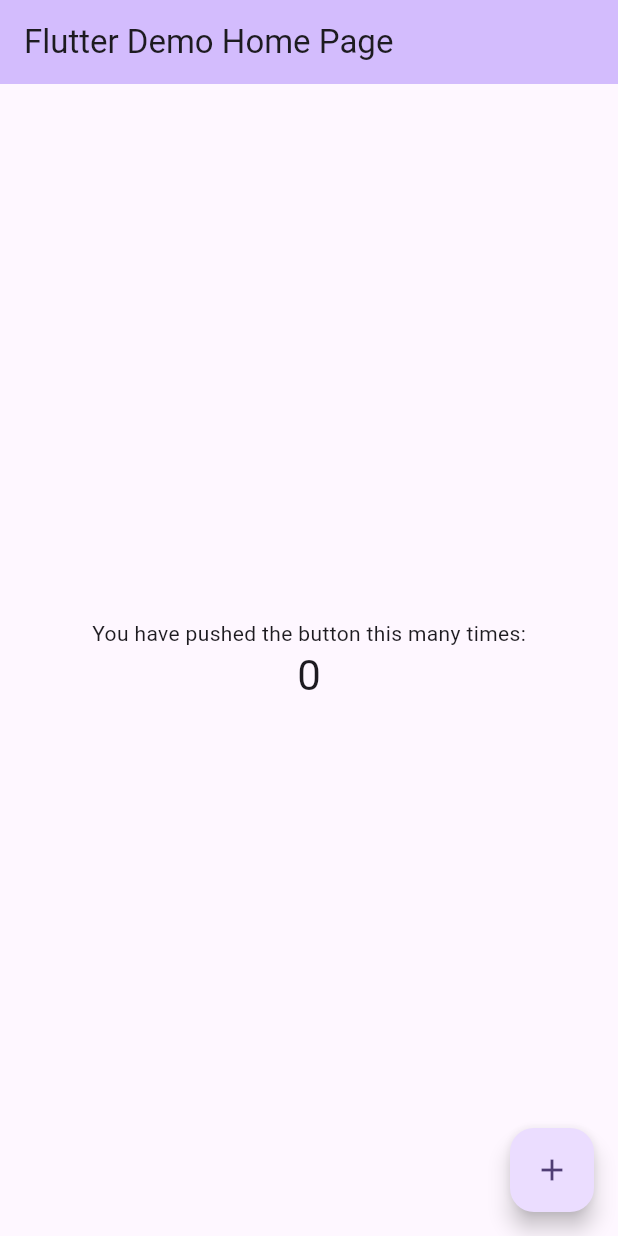
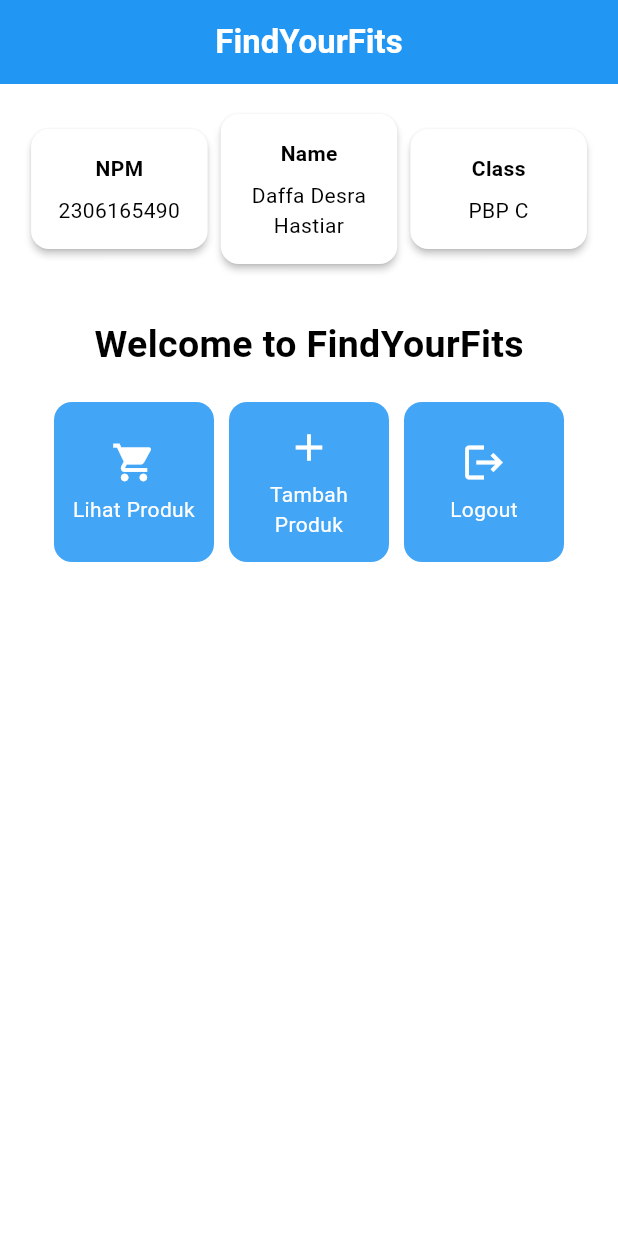
Before and after one commit to daffadesra/find-your-fits-mobile, a Flutter app: the screen it shows after launch, on a phone screen of 412 x 824 dp. Run offline on Flutter 3.47's test engine with Material 3 defaults, Android fonts, the phone set to English and light mode, and no system bars.

Commit message:
Mengubah main.dart dan menambahkan menu.dart

```diff
--- a/lib/main.dart
+++ b/lib/main.dart
@@ -1,4 +1,5 @@
 import 'package:flutter/material.dart';
+import 'package:find_your_fits_mobile/menu.dart';
 
 void main() {
   runApp(const MyApp());
@@ -28,98 +29,11 @@ class MyApp extends StatelessWidget {
         //
         // This works for code too, not just values: Most code changes can be
         // tested with just a hot reload.
-        colorScheme: ColorScheme.fromSeed(seedColor: Colors.deepPurple),
-        useMaterial3: true,
+        colorScheme: ColorScheme.fromSwatch(
+          primarySwatch: Colors.blue,
+        ).copyWith(secondary: Colors.blue[400]),        useMaterial3: true,
       ),
-      home: const MyHomePage(title: 'Flutter Demo Home Page'),
+      home: MyHomePage(),
     );
   }
 }
-
-class MyHomePage extends StatefulWidget {
-  const MyHomePage({super.key, required this.title});
-
-  // This widget is the home page of your application. It is stateful, meaning
-  // that it has a State object (defined below) that contains fields that affect
-  // how it looks.
-
-  // This class is the configuration for the state. It holds the values (in this
-  // case the title) provided by the parent (in this case the App widget) and
-  // used by the build method of the State. Fields in a Widget subclass are
-  // always marked "final".
-
-  final String title;
-
-  @override
-  State<MyHomePage> createState() => _MyHomePageState();
-}
-
-class _MyHomePageState extends State<MyHomePage> {
-  int _counter = 0;
-
-  void _incrementCounter() {
-    setState(() {
-      // This call to setState tells the Flutter framework that something has
-      // changed in this State, which causes it to rerun the build method below
-      // so that the display can reflect the updated values. If we changed
-      // _counter without calling setState(), then the build method would not be
-      // called again, and so nothing would appear to happen.
-      _counter++;
-    });
-  }
-
-  @override
-  Widget build(BuildContext context) {
-    // This method is rerun every time setState is called, for instance as done
-    // by the _incrementCounter method above.
-    //
-    // The Flutter framework has been optimized to make rerunning build methods
-    // fast, so that you can just rebuild anything that needs updating rather
-    // than having to individually change instances of widgets.
-    return Scaffold(
-      appBar: AppBar(
-        // TRY THIS: Try changing the color here to a specific color (to
-        // Colors.amber, perhaps?) and trigger a hot reload to see the AppBar
-        // change color while the other colors stay the same.
-        backgroundColor: Theme.of(context).colorScheme.inversePrimary,
-        // Here we take the value from the MyHomePage object that was created by
-        // the App.build method, and use it to set our appbar title.
-        title: Text(widget.title),
-      ),
-      body: Center(
-        // Center is a layout widget. It takes a single child and positions it
-        // in the middle of the parent.
-        child: Column(
-          // Column is also a layout widget. It takes a list of children and
-          // arranges them vertically. By default, it sizes itself to fit its
-          // children horizontally, and tries to be as tall as its parent.
-          //
-          // Column has various properties to control how it sizes itself and
-          // how it positions its children. Here we use mainAxisAlignment to
-          // center the children vertically; the main axis here is the vertical
-          // axis because Columns are vertical (the cross axis would be
-          // horizontal).
-          //
-          // TRY THIS: Invoke "debug painting" (choose the "Toggle Debug Paint"
-          // action in the IDE, or press "p" in the console), to see the
-          // wireframe for each widget.
-          mainAxisAlignment: MainAxisAlignment.center,
-          children: <Widget>[
-            const Text(
-              'You have pushed the button this many times:',
-            ),
-            Text(
-              '$_counter',
-              style: Theme.of(context).textTheme.headlineMedium,
-            ),
-          ],
-        ),
-      ),
-      floatingActionButton: FloatingActionButton(
-        onPressed: _incrementCounter,
-        tooltip: 'Increment',
-        child: const Icon(Icons.add),
-      ), // This trailing comma makes auto-formatting nicer for build methods.
-    );
-  }
-}
--- /dev/null
+++ b/lib/menu.dart
@@ -0,0 +1,191 @@
+import 'package:flutter/material.dart';
+
+class MyHomePage extends StatelessWidget {
+  final String npm = '2306165490';
+  final String name = 'Daffa Desra Hastiar';
+  final String className = 'PBP C';
+  final List<ItemHomepage> items = [
+    ItemHomepage("Lihat Produk", Icons.shopping_cart),
+    ItemHomepage("Tambah Produk", Icons.add),
+    ItemHomepage("Logout", Icons.logout),
+  ];
+  MyHomePage({super.key});
+
+  @override
+  Widget build(BuildContext context) {
+    // Scaffold menyediakan struktur dasar halaman dengan AppBar dan body.
+    return Scaffold(
+      // AppBar adalah bagian atas halaman yang menampilkan judul.
+      appBar: AppBar(
+        // Judul aplikasi "FindYourFits" dengan teks putih dan tebal.
+        title: const Text(
+          'FindYourFits',
+          style: TextStyle(
+            color: Colors.white,
+            fontWeight: FontWeight.bold,
+          ),
+          textAlign: TextAlign.center,
+        ),
+        // Warna latar belakang AppBar diambil dari skema warna tema aplikasi.
+        backgroundColor: Theme.of(context).colorScheme.primary,
+        centerTitle: true,
+      ),
+      // Body halaman dengan padding di sekelilingnya.
+      body: Padding(
+        padding: const EdgeInsets.all(16.0),
+        // Menyusun widget secara vertikal dalam sebuah kolom.
+        child: Column(
+          crossAxisAlignment: CrossAxisAlignment.center,
+          children: [
+            // Row untuk menampilkan 3 InfoCard secara horizontal.
+            Row(
+              mainAxisAlignment: MainAxisAlignment.spaceEvenly,
+              children: [
+                InfoCard(title: 'NPM', content: npm),
+                InfoCard(title: 'Name', content: name),
+                InfoCard(title: 'Class', content: className),
+              ],
+            ),
+
+            // Memberikan jarak vertikal 16 unit.
+            const SizedBox(height: 16.0),
+
+            // Menempatkan widget berikutnya di tengah halaman.
+            Center(
+              child: Column(
+                // Menyusun teks dan grid item secara vertikal.
+
+                children: [
+                  // Menampilkan teks sambutan dengan gaya tebal dan ukuran 18.
+                  const Padding(
+                    padding: EdgeInsets.only(top: 16.0),
+                    child: Text(
+                      'Welcome to FindYourFits',
+                      style: TextStyle(
+                        fontWeight: FontWeight.bold,
+                        fontSize: 25.0
+                      ),
+                    ),
+                  ),
+
+                  // Grid untuk menampilkan ItemCard dalam bentuk grid 3 kolom.
+                  GridView.count(
+                    primary: true,
+                    padding: const EdgeInsets.all(20),
+                    crossAxisSpacing: 10,
+                    mainAxisSpacing: 10,
+                    crossAxisCount: 3,
+                    // Agar grid menyesuaikan tinggi kontennya.
+                    shrinkWrap: true,
+
+                    // Menampilkan ItemCard untuk setiap item dalam list items.
+                    children: items.map((ItemHomepage item) {
+                      return ItemCard(item);
+                    }).toList(),
+                  ),
+                ],
+              ),
+            ),
+          ],
+        ),
+      ),
+    );
+  }
+}
+class InfoCard extends StatelessWidget {
+  // Kartu informasi yang menampilkan title dan content.
+
+  final String title;  // Judul kartu.
+  final String content;  // Isi kartu.
+
+  const InfoCard({super.key, required this.title, required this.content});
+
+  @override
+  Widget build(BuildContext context) {
+    return Card(
+      // Membuat kotak kartu dengan bayangan dibawahnya.
+      elevation: 2.0,
+      child: Container(
+        // Mengatur ukuran dan jarak di dalam kartu.
+        width: MediaQuery.of(context).size.width / 3.5, // menyesuaikan dengan lebar device yang digunakan.
+        padding: const EdgeInsets.all(16.0),
+        // Menyusun title dan content secara vertikal.
+        child: Column(
+          children: [
+            Text(
+              title,
+              style: const TextStyle(fontWeight: FontWeight.bold),
+            ),
+            const SizedBox(height: 8.0),
+            Text(
+              content,
+              textAlign: TextAlign.center,
+            ),
+          ],
+        ),
+      ),
+    );
+  }
+}
+
+class ItemCard extends StatelessWidget {
+  // Menampilkan kartu dengan ikon dan nama.
+
+  final ItemHomepage item;
+
+  const ItemCard(this.item, {super.key});
+
+  @override
+  Widget build(BuildContext context) {
+    return Material(
+      // Menentukan warna latar belakang dari tema aplikasi.
+      color: Theme.of(context).colorScheme.secondary,
+      // Membuat sudut kartu melengkung.
+      borderRadius: BorderRadius.circular(12),
+
+      child: InkWell(
+        // Aksi ketika kartu ditekan.
+        onTap: () {
+          // Menampilkan pesan SnackBar saat kartu ditekan.
+          ScaffoldMessenger.of(context)
+            ..hideCurrentSnackBar()
+            ..showSnackBar(
+                SnackBar(content: Text("Kamu telah menekan tombol ${item.name}!"))
+            );
+        },
+        // Container untuk menyimpan Icon dan Text
+        child: Container(
+          padding: const EdgeInsets.all(8),
+          child: Center(
+            child: Column(
+              // Menyusun ikon dan teks di tengah kartu.
+              mainAxisAlignment: MainAxisAlignment.center,
+              children: [
+                Icon(
+                  item.icon,
+                  color: Colors.white,
+                  size: 30.0,
+                ),
+                const Padding(padding: EdgeInsets.all(3)),
+                Text(
+                  item.name,
+                  textAlign: TextAlign.center,
+                  style: const TextStyle(color: Colors.white),
+                ),
+              ],
+            ),
+          ),
+        ),
+      ),
+    );
+  }
+
+}
+
+
+class ItemHomepage {
+  final String name;
+  final IconData icon;
+
+  ItemHomepage(this.name, this.icon);
+}
```
